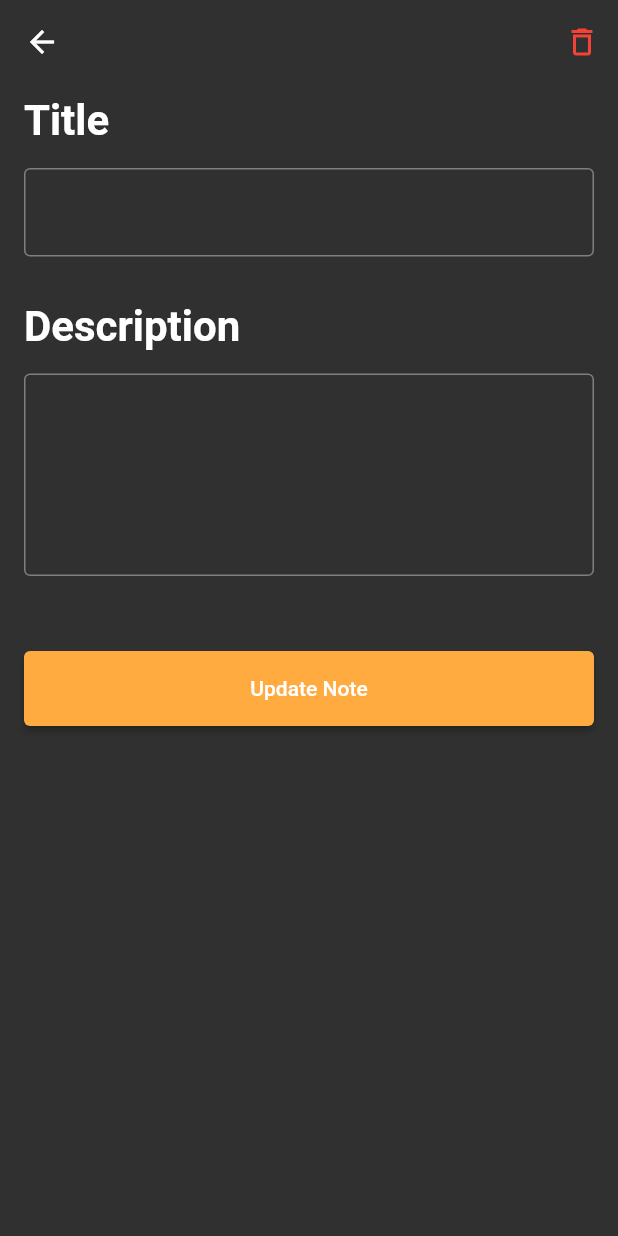
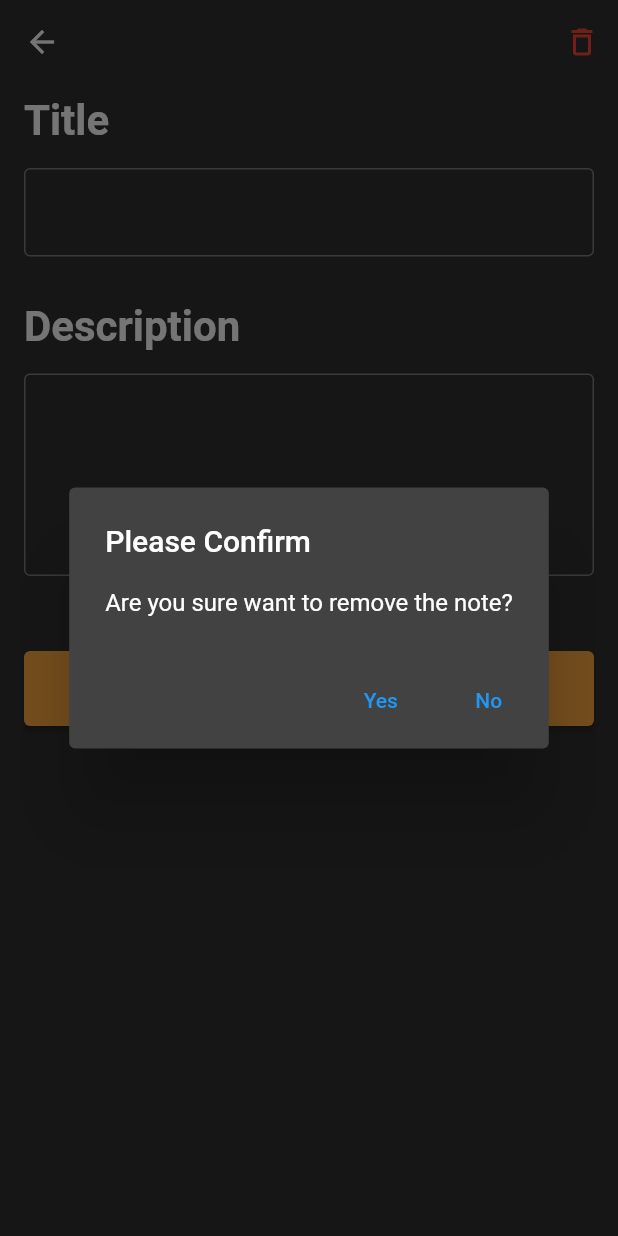
Before and after one commit to Manoj882/note_app, a Flutter app: the EditNoteScreen screen opened directly with empty values, after a tap on the "delete" icon, on a phone screen of 412 x 824 dp. Run offline on Flutter 3.47's test engine with Material 2 defaults, Android fonts, the phone set to English and light mode, and no system bars; our stand-ins replace cloud_firestore, firebase_auth, firebase_core, flutter_signin_button, google_sign_in; accounts and stored records are empty.

Commit message:
added delete function and customAlertDialog to show delete dialog

```diff
--- a/lib/screens/notes/edit_note_screen.dart
+++ b/lib/screens/notes/edit_note_screen.dart
@@ -18,22 +18,24 @@ class EditNoteScreen extends StatelessWidget {
   final titleController = TextEditingController();
   final descriptionController = TextEditingController();
 
-
-
-
   @override
   Widget build(BuildContext context) {
     //retrieve data to show in update page
     titleController.text = note.title!;
     descriptionController.text = note.description!;
     return Scaffold(
-
       appBar: AppBar(
         backgroundColor: Colors.transparent,
         elevation: 0,
         actions: [
           IconButton(
-            onPressed: () {},
+            onPressed: () async {
+              await GeneralAlertDialog().customAlertDialog(
+                context,
+                'Are you sure want to remove the note?',
+                note,
+              );
+            },
             icon: const Icon(
               Icons.delete_outlined,
               color: Colors.red,
@@ -105,28 +107,22 @@ class EditNoteScreen extends StatelessWidget {
                       );
                       Navigator.pop(context);
                     } else {
-
                       await FirestoreService().updateNote(
                         note.id!,
                         titleController.text,
                         descriptionController.text,
                       );
 
-
-
-
-
-
                       Navigator.pop(context);
                       Navigator.pushReplacement(
-                      context,
-                      MaterialPageRoute(
-                        builder: (_) => HomeScreen(user: user,),
-                      ),
-                    );
+                        context,
+                        MaterialPageRoute(
+                          builder: (_) => HomeScreen(
+                            user: user,
+                          ),
+                        ),
+                      );
                     }
-
-
                   },
                   child: Text('Update Note'),
                   style: ElevatedButton.styleFrom(
--- a/lib/utils/general_alert_dialog.dart
+++ b/lib/utils/general_alert_dialog.dart
@@ -1,5 +1,9 @@
-import 'package:flutter/cupertino.dart';
+
+
+
 import 'package:flutter/material.dart';
+import 'package:note_app/models/note_model.dart';
+import 'package:note_app/services/firestore_service.dart';
 
 class GeneralAlertDialog {
   customLoadingDialog(BuildContext context) {
@@ -24,4 +28,37 @@ class GeneralAlertDialog {
           );
         });
   }
+
+  customAlertDialog(BuildContext context, String message, NoteModel model) {
+
+    showDialog(
+        context: context,
+        builder: (_) {
+          return AlertDialog(
+            title: const Text('Please Confirm'),
+            content: Text(message),
+            actions: [
+              TextButton(
+
+                onPressed: () async{
+                  GeneralAlertDialog().customLoadingDialog(context);
+                  await FirestoreService().deleteNote(model.id!);
+                  Navigator.pop(context);
+                  Navigator.pop(context);
+                  Navigator.pop(context);
+
+                },
+
+                child: const Text('Yes'),
+              ),
+              TextButton(
+                onPressed: () {
+                  Navigator.pop(context);
+                },
+                child: const Text('No'),
+              ),
+            ],
+          );
+        });
+  }
 }
```
Also changed, not shown: lib/services/firestore_service.dart (+10 -2 lines).
